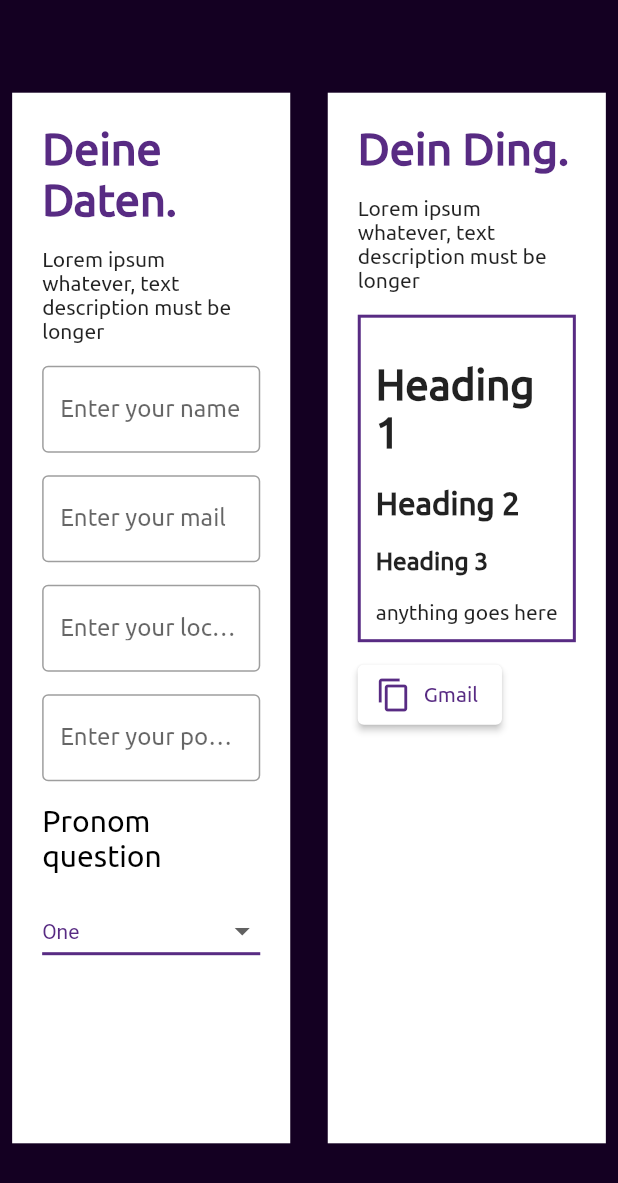
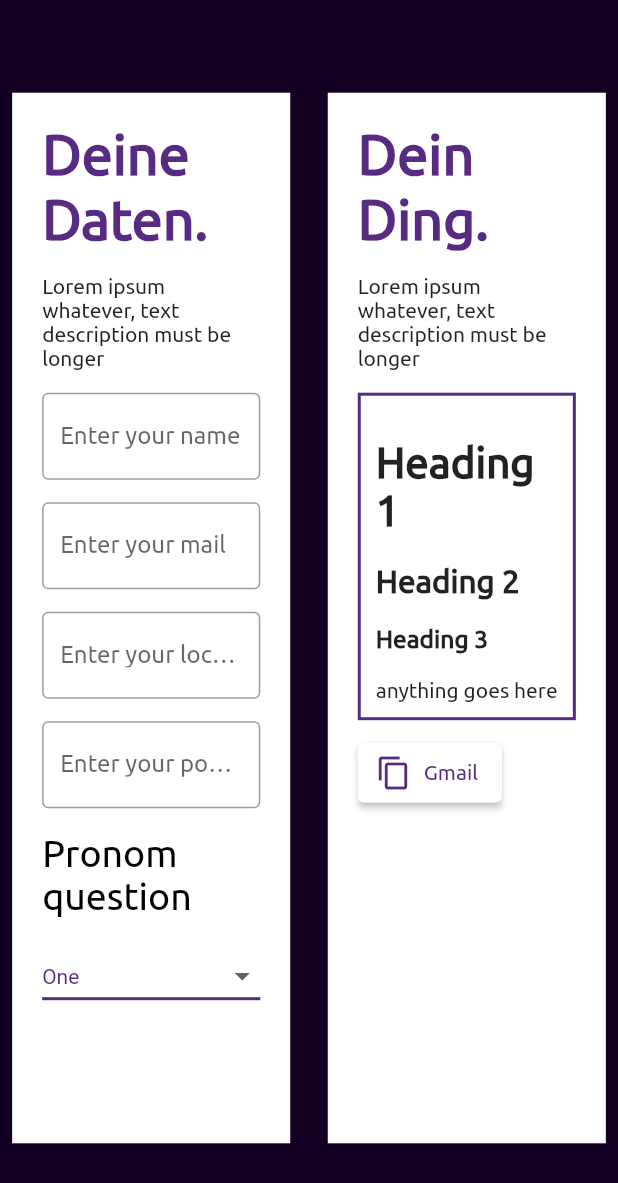
Before and after one commit to voltbonn/signature.volt.link, a Flutter app: the screen it shows after launch, on a phone screen of 412 x 824 dp. Shown: the top 1183 px of the screen. Run offline on Flutter 3.47's test engine with Material 2 defaults, Android fonts, the phone set to English and light mode, and no system bars; drawn by our look-alikes of flutter_widget_from_html_core; our stand-ins replace confetti.

Commit message:
Updated - Bigger font sizes

```diff
--- a/signature_volt_link/lib/main.dart
+++ b/signature_volt_link/lib/main.dart
@@ -37,11 +37,11 @@
             headline1: TextStyle(
               color: Color.fromARGB(255, 88, 43, 131),
               fontWeight: FontWeight.bold,
-              fontSize: 30,
+              fontSize: 37,
             ),
             headline2: TextStyle(
               color: Colors.black,
-              fontSize: 20,
+              fontSize: 25,
             ),
           ),
           elevatedButtonTheme: ElevatedButtonThemeData(
```
